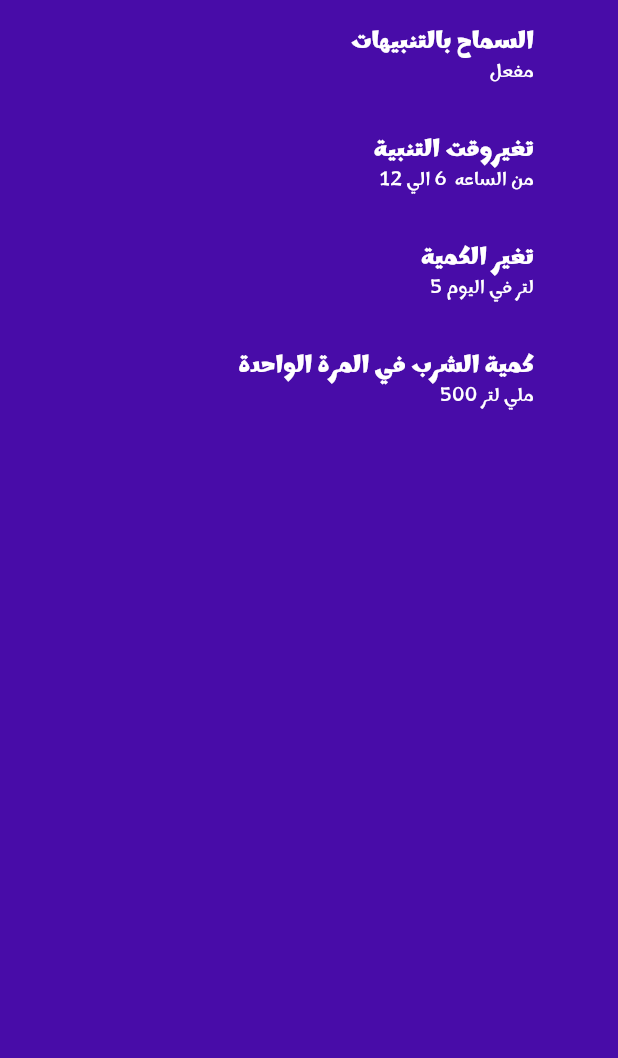
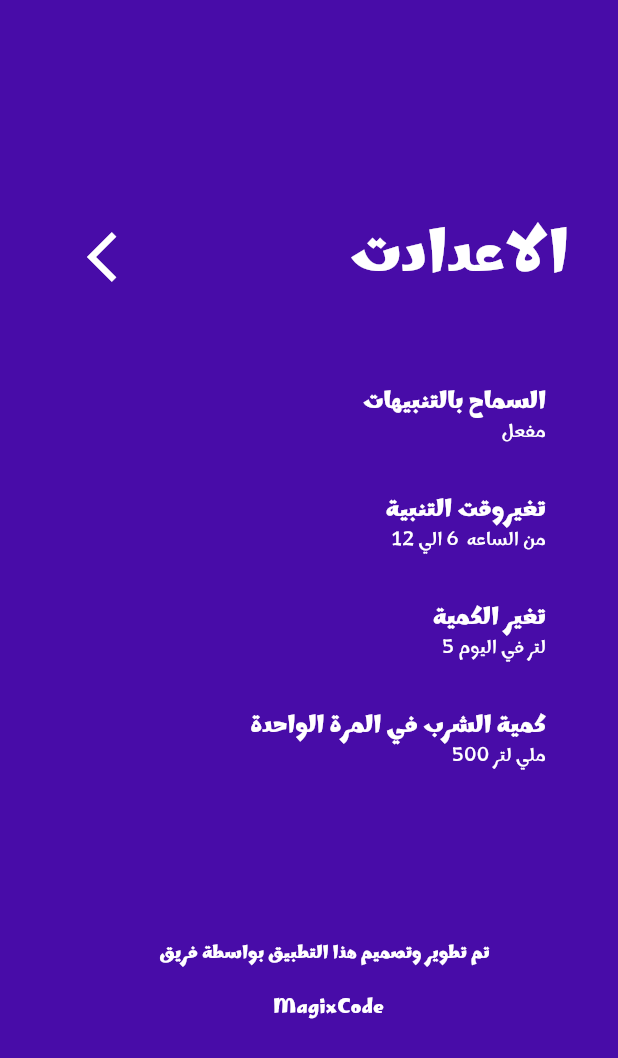
Before and after one commit to Magiixcode/Ashrably, a Flutter app: the SettingPage screen opened directly, on a phone screen of 412 x 824 dp. Shown: the top 1058 px of the screen. Run offline on Flutter 3.47's test engine with Material 3 defaults, Android fonts, the phone set to English and light mode, and no system bars; our stand-ins replace flutter_zoom_drawer.

Commit message:
create setting app bar

```diff
--- a/lib/pages/setting_page.dart
+++ b/lib/pages/setting_page.dart
@@ -1,4 +1,5 @@
 import 'package:ashrably_app/constens.dart';
+import 'package:ashrably_app/widget/setting_app_bar.dart';
 import 'package:flutter/material.dart';
 
 class SettingPage extends StatelessWidget {
@@ -9,8 +10,16 @@ class SettingPage extends StatelessWidget {
     return Scaffold(
       backgroundColor: KPrimaryColor,
       body: Padding(
-        padding: const EdgeInsets.symmetric(horizontal: 32),
-        child: ListView(
+        padding: const EdgeInsets.only(right: 24, left: 50),
+        child: Column(
+          mainAxisAlignment: MainAxisAlignment.center,
+          children: [
+            SettingAppBar(),
+            SizedBox(
+              height: 40,
+            ),
+            ListView(
+              shrinkWrap: true,
               children: [
                 ListTile(
                   title: const Text(
@@ -102,6 +111,32 @@ class SettingPage extends StatelessWidget {
                 ),
               ],
             ),
+            SizedBox(
+              height: 100,
+            ),
+            Text(
+              'تم تطوير وتصميم هذا التطبيق بواسطة فريق  ',
+              style: TextStyle(
+                fontFamily: 'Marhey',
+                color: Colors.white,
+                fontSize: 12,
+                fontWeight: FontWeight.bold,
+              ),
+            ),
+            SizedBox(
+              height: 20,
+            ),
+            Text(
+              'MagixCode',
+              style: TextStyle(
+                fontFamily: 'Marhey',
+                color: Colors.white,
+                fontSize: 12,
+                fontWeight: FontWeight.bold,
+              ),
+            ),
+          ],
+        ),
       ),
     );
   }
--- /dev/null
+++ b/lib/widget/setting_app_bar.dart
@@ -0,0 +1,32 @@
+import 'package:flutter/material.dart';
+
+class SettingAppBar extends StatelessWidget {
+  const SettingAppBar({super.key});
+
+  @override
+  Widget build(BuildContext context) {
+    return Row(
+      mainAxisAlignment: MainAxisAlignment.spaceBetween,
+      children: [
+        IconButton(
+            icon: Icon(
+              Icons.arrow_back_ios,
+              color: Colors.white,
+              size: 40,
+            ),
+            onPressed: () {
+              Navigator.pop(context);
+            }),
+        Text(
+          'الاعدادت ',
+          style: TextStyle(
+            fontFamily: 'Marhey',
+            color: Colors.white,
+            fontSize: 40,
+            fontWeight: FontWeight.bold,
+          ),
+        ),
+      ],
+    );
+  }
+}
```
Also changed, not shown: pubspec.lock. Lines whose indentation alone changed are shown as unchanged.
